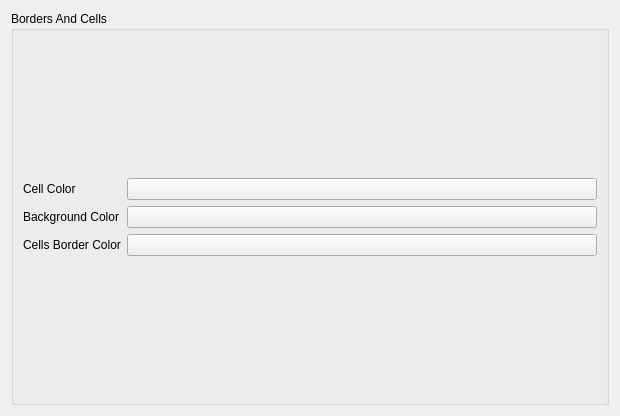
Before: the Qt Designer form generalpage.ui in darthtenebrus/kglife, drawn with Qt 5.
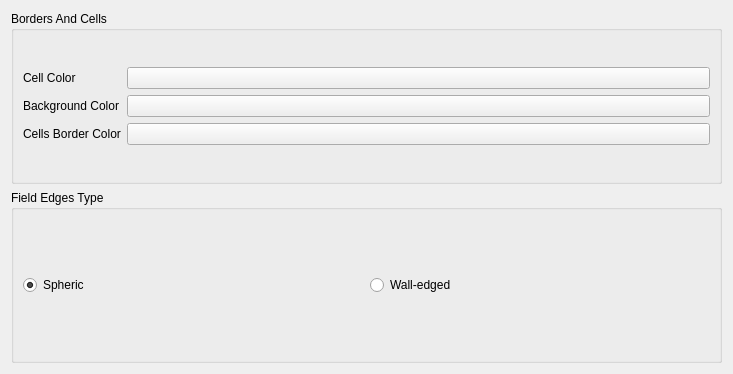
After: the same form once the commit is applied. Custom widgets are drawn as their Qt base class.

Diff of the .ui file:
```diff
--- a/generalpage.ui
+++ b/generalpage.ui
@@ -6,8 +6,8 @@
    <rect>
     <x>0</x>
     <y>0</y>
-    <width>620</width>
-    <height>416</height>
+    <width>733</width>
+    <height>374</height>
    </rect>
   </property>
   <property name="windowTitle">
@@ -56,6 +56,41 @@
      </layout>
     </widget>
    </item>
+   <item>
+    <widget class="QGroupBox" name="groupBox_2">
+     <property name="title">
+      <string>Field Edges Type</string>
+     </property>
+     <property name="alignment">
+      <set>Qt::AlignLeading|Qt::AlignLeft|Qt::AlignTop</set>
+     </property>
+     <layout class="QHBoxLayout" name="horizontalLayout">
+      <item>
+       <widget class="QRadioButton" name="kcfg_spheric">
+        <property name="text">
+         <string>Spheric</string>
+        </property>
+        <property name="shortcut">
+         <string>Alt+S</string>
+        </property>
+        <property name="checked">
+         <bool>true</bool>
+        </property>
+       </widget>
+      </item>
+      <item>
+       <widget class="QRadioButton" name="kcfg_walled">
+        <property name="text">
+         <string>Wall-edged</string>
+        </property>
+        <property name="shortcut">
+         <string>Alt+W</string>
+        </property>
+       </widget>
+      </item>
+     </layout>
+    </widget>
+   </item>
   </layout>
  </widget>
  <customwidgets>
```
